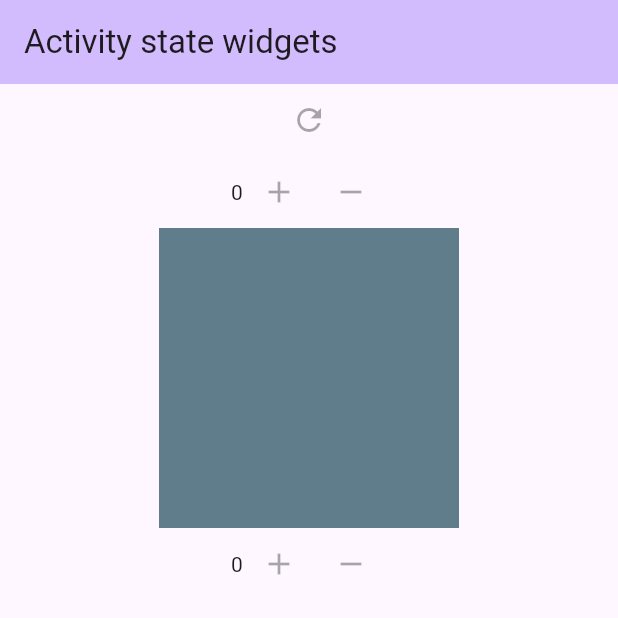
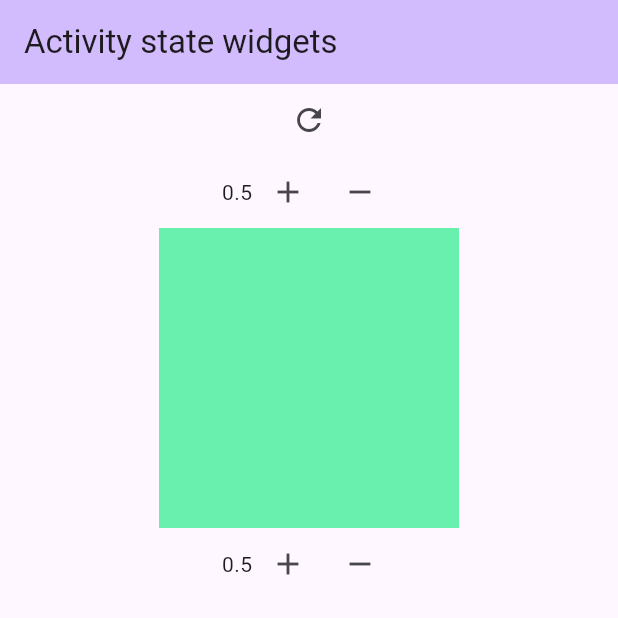
Before and after one commit to JustynV/StatefulWidget, a Flutter app: the screen it shows after launch, on a phone screen of 412 x 824 dp, the top half of it. Run offline on Flutter 3.47's test engine with Material 2 defaults, Android fonts, the phone set to English and light mode, and no system bars.

Commit message:
Add files via upload

```diff
--- a/lib/ui/my_app.dart
+++ b/lib/ui/my_app.dart
@@ -15,7 +15,7 @@ class MyApp extends StatelessWidget {
         colorScheme: ColorScheme.fromSeed(seedColor: Colors.deepPurple),
         useMaterial3: true,
       ),
-      home: const MyHomePage(title: 'Activity state widgets'),
+      home: MyHomePage(title: 'Activity state widgets'),
     );
   }
 }
--- a/lib/ui/page/home_page.dart
+++ b/lib/ui/page/home_page.dart
@@ -5,7 +5,7 @@ import '../widget/w2.dart';
 import '../widget/w3.dart';
 
 class MyHomePage extends StatefulWidget {
-  const MyHomePage({super.key, required this.title});
+  MyHomePage({super.key, required this.title});
 
   final String title;
 
@@ -15,20 +15,63 @@ class MyHomePage extends StatefulWidget {
 
 class _MyHomePageState extends State<MyHomePage> {
   @override
+  double value = 0.5;
+
+  incrementBig() {
+    setState(() {
+      value = value + 1;
+    });
+  }
+
+  decrementBig() {
+    setState(() {
+      value = value - 1;
+    });
+  }
+
+  incrementSmall() {
+    setState(() {
+      value = value + .1;
+    });
+  }
+
+  decrementSmall() {
+    setState(() {
+      value = value - .1;
+    });
+  }
+
+
   Widget build(BuildContext context) {
     return Scaffold(
       appBar: AppBar(
         backgroundColor: Theme.of(context).colorScheme.inversePrimary,
         title: Text(widget.title),
       ),
-      body: const Center(
+      body: Center(
           child: Column(
         children: [
           IconButton(
-              onPressed: null, icon: Icon(Icons.refresh), key: Key('Refresh')),
+              onPressed: () {
+                setState(() {
+                  value = 0;
+                });
+              },
+              icon: Icon(Icons.refresh),
+              key: Key('Refresh')),
           Column(
             mainAxisAlignment: MainAxisAlignment.center,
-            children: <Widget>[W1(), W2(), W3()],
+            children: <Widget>[
+              W1(
+                  value: value.toString(),
+                  incrementBig: incrementBig,
+                  decrementBig: decrementBig),
+              W2(value: value),
+              W3(
+                  value: value.toString(),
+                  incrementSmall: incrementSmall,
+                  decrementSmall: decrementSmall)
+            ],
           ),
         ],
       )),
--- a/lib/ui/widget/w1.dart
+++ b/lib/ui/widget/w1.dart
@@ -1,22 +1,23 @@
 import 'package:flutter/material.dart';
 
 class W1 extends StatelessWidget {
-  const W1({super.key});
-  //color: Theme.of(context).primaryColor,
-  // color: Theme.of(context).colorScheme.inversePrimary,
-  // container margin: const EdgeInsets.all(10),
-  // container padding: const EdgeInsets.all(10),
+   const W1({super.key, required this.value, required this.incrementBig, required this.decrementBig});
+
+  final String value;
+  final Function incrementBig;
+  final Function decrementBig;
+
   @override
   Widget build(BuildContext context) {
-    return const Row(
+    return Row(
       mainAxisAlignment: MainAxisAlignment.center,
       children: [
         Text(
-          '0',
-          key: Key('W1Value'),
+          value,
+          key: const Key('W1Value'),
         ),
-        IconButton(onPressed: null, icon: Icon(Icons.add), key: Key('W1Add')),
-        IconButton(onPressed: null, icon: Icon(Icons.remove), key: Key('W1Sub'))
+        IconButton(onPressed: (){incrementBig();}, icon: Icon(Icons.add), key: Key('W1Add')),
+        IconButton(onPressed: (){decrementBig();}, icon: Icon(Icons.remove), key: Key('W1Sub'))
       ],
     );
   }
--- a/lib/ui/widget/w2.dart
+++ b/lib/ui/widget/w2.dart
@@ -1,15 +1,15 @@
 import 'package:flutter/material.dart';
 
 class W2 extends StatelessWidget {
-  const W2({super.key});
-  final double value = 0;
+  const W2({super.key, required this.value});
+  final double value;
   @override
   Widget build(BuildContext context) {
     return Container(
       key: const Key('W2'),
       width: 200,
       height: 200,
-      color: Colors.blueGrey, // should be grey when the decimal is bellow 0.4
+      color: value < 0.4 ? Colors.blueGrey : Colors.greenAccent, // should be grey when the decimal is bellow 0.4
     );
   }
 }
--- a/lib/ui/widget/w3.dart
+++ b/lib/ui/widget/w3.dart
@@ -1,25 +1,30 @@
+
 import 'package:flutter/material.dart';
 
 class W3 extends StatelessWidget {
-  const W3({super.key});
-  //color: Theme.of(context).primaryColor,
-  // color: Theme.of(context).colorScheme.inversePrimary,
-  // container margin: const EdgeInsets.all(10),
-  // container padding: const EdgeInsets.all(10),
+  const W3({super.key, required this.value, required this.incrementSmall, required this.decrementSmall});
+
+
+  final String value;
+  final Function incrementSmall;
+  final Function decrementSmall;
+
+
   @override
   Widget build(BuildContext context) {
-    return const Row(
+    return Row(
       mainAxisAlignment: MainAxisAlignment.center,
       children: [
-        Text('0', key: Key('W3Value')),
+        Text(value, key: Key('W3Value')),
         IconButton(
-          onPressed: null,
+          onPressed: (){incrementSmall();},
           icon: Icon(Icons.add),
           key: Key('W3Add'),
         ),
-        IconButton(onPressed: null, icon: Icon(Icons.remove), key: Key('W3Sub'))
+        IconButton(onPressed: (){decrementSmall();},
+         icon: Icon(Icons.remove),
+          key: Key('W3Sub'))
       ],
     );
-    ;
   }
 }
```
